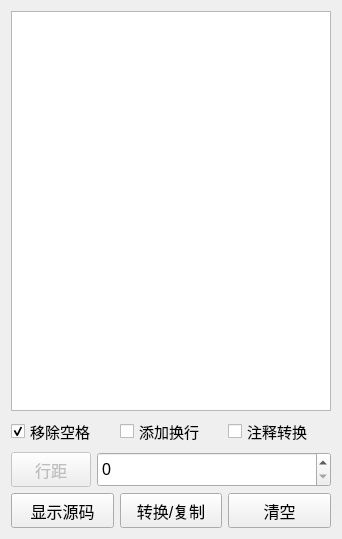
Qt form qt_project/epub/text2htmldlg.ui (RockyChing/qt_play) before a commit.
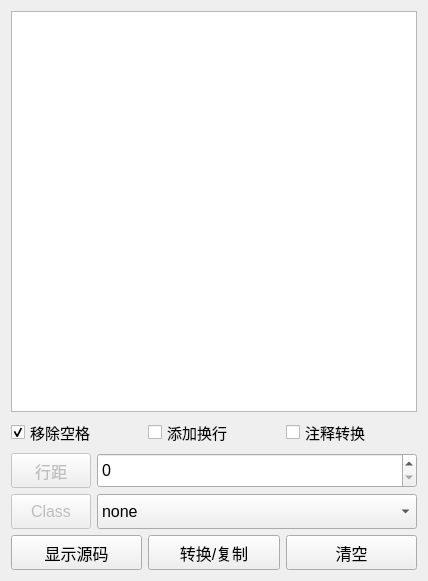
The same form after that commit. Icons and pictures are not drawn.

Commit message: Dev V1.15.4 Add html class support

What changed in the file:
```diff
--- a/qt_project/epub/text2htmldlg.ui
+++ b/qt_project/epub/text2htmldlg.ui
@@ -6,8 +6,8 @@
    <rect>
     <x>0</x>
     <y>0</y>
-    <width>338</width>
-    <height>539</height>
+    <width>416</width>
+    <height>581</height>
    </rect>
   </property>
   <property name="windowTitle">
@@ -22,7 +22,7 @@
     <widget class="QPlainTextEdit" name="textHtmlEdit">
      <property name="minimumSize">
       <size>
-       <width>320</width>
+       <width>400</width>
        <height>400</height>
       </size>
      </property>
@@ -109,7 +109,7 @@
       <widget class="QSpinBox" name="spinBoxNlineNum">
        <property name="minimumSize">
         <size>
-         <width>230</width>
+         <width>320</width>
          <height>35</height>
         </size>
        </property>
@@ -133,6 +133,87 @@
    </item>
    <item row="3" column="0">
     <layout class="QHBoxLayout" name="horizontalLayout_3">
+     <item>
+      <widget class="QPushButton" name="btnClass">
+       <property name="enabled">
+        <bool>false</bool>
+       </property>
+       <property name="minimumSize">
+        <size>
+         <width>0</width>
+         <height>35</height>
+        </size>
+       </property>
+       <property name="maximumSize">
+        <size>
+         <width>80</width>
+         <height>16777215</height>
+        </size>
+       </property>
+       <property name="font">
+        <font>
+         <pointsize>12</pointsize>
+        </font>
+       </property>
+       <property name="text">
+        <string>Class</string>
+       </property>
+      </widget>
+     </item>
+     <item>
+      <widget class="QComboBox" name="cBoxClass">
+       <property name="minimumSize">
+        <size>
+         <width>320</width>
+         <height>35</height>
+        </size>
+       </property>
+       <property name="font">
+        <font>
+         <pointsize>12</pointsize>
+        </font>
+       </property>
+       <item>
+        <property name="text">
+         <string>none</string>
+        </property>
+       </item>
+       <item>
+        <property name="text">
+         <string>Kaiti</string>
+        </property>
+       </item>
+       <item>
+        <property name="text">
+         <string>left_Kaiti</string>
+        </property>
+       </item>
+       <item>
+        <property name="text">
+         <string>right_KaiTi</string>
+        </property>
+       </item>
+       <item>
+        <property name="text">
+         <string>left</string>
+        </property>
+       </item>
+       <item>
+        <property name="text">
+         <string>center</string>
+        </property>
+       </item>
+       <item>
+        <property name="text">
+         <string>right</string>
+        </property>
+       </item>
+      </widget>
+     </item>
+    </layout>
+   </item>
+   <item row="4" column="0">
+    <layout class="QHBoxLayout" name="horizontalLayout_4">
      <item>
       <widget class="QPushButton" name="btnSrc">
        <property name="minimumSize">
```
Left out of the diff: 2 changed lines with no effect on the pictures. The commit also changes 3 other files.
